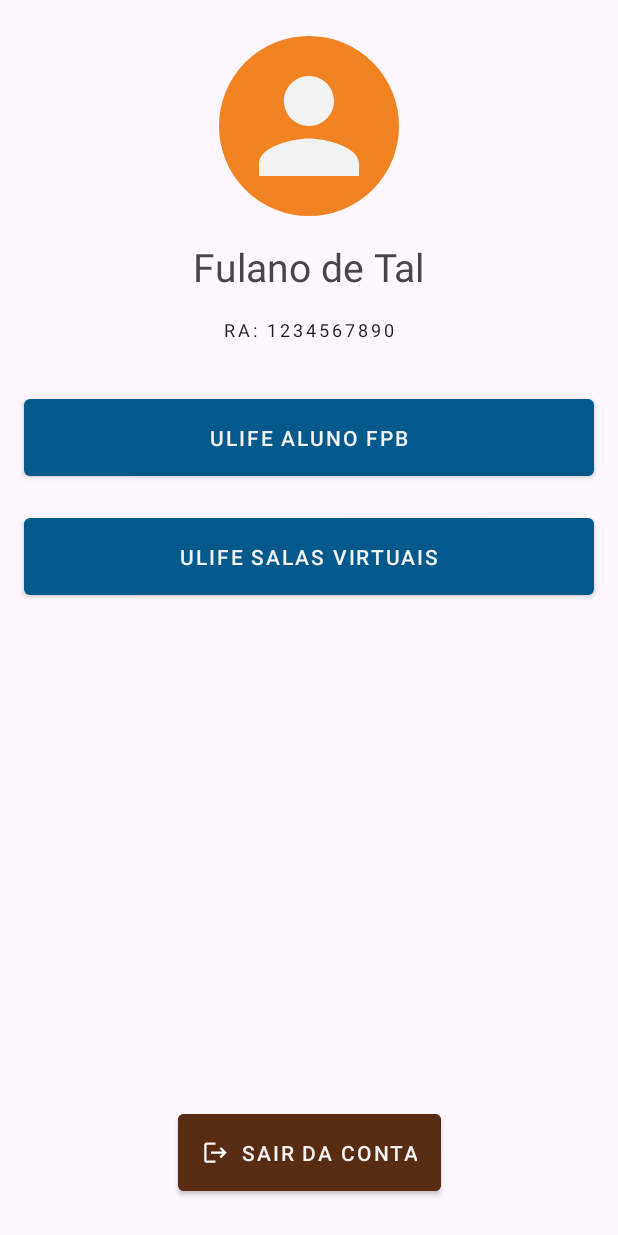
After one commit to jessicaraissapessoa/FPBmapsApp, an Android app: the PerfilActivity screen opened directly, with no data from a screen before it, on a phone screen of 412 x 824 dp. The commit adds this screen. Run offline under Robolectric (Android 15) with nearby library versions, the phone set to English and light mode, and no system bars.

Commit message:
Perfil Usuário

```diff
--- /dev/null
+++ b/app/src/main/java/br/com/jessicaraissapessoa/fpbmapsapp/ui/PerfilActivity.kt
@@ -0,0 +1,39 @@
+package br.com.jessicaraissapessoa.fpbmapsapp.ui
+
+import android.content.Intent
+import android.net.Uri
+import android.os.Bundle
+import androidx.appcompat.app.AppCompatActivity
+import br.com.jessicaraissapessoa.fpbmapsapp.databinding.ActivityPerfilBinding
+
+class PerfilActivity : AppCompatActivity() {
+
+    private val binding by lazy { ActivityPerfilBinding.inflate(layoutInflater) }
+
+    override fun onCreate(savedInstanceState: Bundle?) {
+        super.onCreate(savedInstanceState)
+        setContentView(binding.root)
+
+        setupListeners()
+    }
+
+    private fun setupListeners() {
+
+        binding.btnUlifeAluno.setOnClickListener {
+            acessarUlife("https://aluno.fpb.edu.br/SOL/aluno/index.php/index/seguranca/dev/instituicao/136")
+        }
+
+        binding.btnSalasVirtuais.setOnClickListener {
+            acessarUlife("https://www.ulife.com.br/Login.aspx?ReturnUrl=%2fStudentHome#pageIndex=1")
+        }
+
+        binding.btnLogout.setOnClickListener {
+            startActivity(Intent(this, MainActivity::class.java))
+        }
+    }
+
+    private fun acessarUlife(url : String) {
+        val intent = Intent(Intent.ACTION_VIEW, Uri.parse(url))
+        startActivity(intent)
+    }
+}
--- /dev/null
+++ b/app/src/main/res/drawable/ic_logout.xml
@@ -0,0 +1,5 @@
+<vector android:autoMirrored="true" android:height="24dp"
+    android:tint="#000000" android:viewportHeight="24"
+    android:viewportWidth="24" android:width="24dp" xmlns:android="http://schemas.android.com/apk/res/android">
+    <path android:fillColor="@android:color/white" android:pathData="M17,7l-1.41,1.41L18.17,11H8v2h10.17l-2.58,2.58L17,17l5,-5zM4,5h8V3H4c-1.1,0 -2,0.9 -2,2v14c0,1.1 0.9,2 2,2h8v-2H4V5z"/>
+</vector>
--- /dev/null
+++ b/app/src/main/res/drawable/shape_circulo.xml
@@ -0,0 +1,12 @@
+<?xml version="1.0" encoding="utf-8"?>
+<selector xmlns:android="http://schemas.android.com/apk/res/android">
+
+    <item>
+        <shape>
+            <solid android:color="@color/laranja"/>
+            <stroke android:width="1dp" android:color="@color/laranja" />
+            <corners android:radius="100dp" />
+            <padding android:bottom="10dp" android:left="10dp" android:right="10dp" android:top="10dp" />
+        </shape>
+    </item>
+</selector>
--- /dev/null
+++ b/app/src/main/res/layout/activity_perfil.xml
@@ -0,0 +1,94 @@
+<?xml version="1.0" encoding="utf-8"?>
+<androidx.constraintlayout.widget.ConstraintLayout xmlns:android="http://schemas.android.com/apk/res/android"
+    xmlns:app="http://schemas.android.com/apk/res-auto"
+    android:layout_width="match_parent"
+    android:layout_height="match_parent">
+
+    <FrameLayout
+        android:id="@+id/fl_shape_foto_perfil"
+        android:background="@drawable/shape_circulo"
+        android:layout_width="wrap_content"
+        android:layout_height="wrap_content"
+        app:layout_constraintTop_toTopOf="parent"
+        app:layout_constraintLeft_toLeftOf="parent"
+        app:layout_constraintRight_toRightOf="parent"
+        android:layout_margin="24dp">
+
+        <ImageView
+            android:id="@+id/foto_usuario"
+            android:layout_gravity="center"
+            android:layout_width="100dp"
+            android:layout_height="100dp"
+            android:src="@drawable/ic_perfil"
+            app:tint="@color/branco"
+            android:contentDescription="@string/foto_perfil" />
+
+    </FrameLayout>
+
+    <TextView
+        android:id="@+id/tv_nome_usuario"
+        android:layout_width="wrap_content"
+        android:layout_height="wrap_content"
+        android:text="@string/nome_usuario"
+        android:textSize="26sp"
+        android:maxLines="3"
+        style="@style/TextAppearance.Material3.HeadlineLarge"
+        android:paddingTop="16dp"
+        app:layout_constraintTop_toBottomOf="@id/fl_shape_foto_perfil"
+        app:layout_constraintLeft_toLeftOf="parent"
+        app:layout_constraintRight_toRightOf="parent"/>
+
+    <TextView
+        android:id="@+id/tv_ra"
+        style="@style/TextAppearance.MaterialComponents.Overline"
+        android:textSize="12sp"
+        android:layout_width="wrap_content"
+        android:layout_height="wrap_content"
+        android:padding="16dp"
+        android:text="@string/numero_ra"
+        app:layout_constraintLeft_toLeftOf="parent"
+        app:layout_constraintRight_toRightOf="parent"
+        app:layout_constraintTop_toBottomOf="@id/tv_nome_usuario" />
+
+    <com.google.android.material.button.MaterialButton
+        android:id="@+id/btn_ulife_aluno"
+        android:layout_width="match_parent"
+        android:layout_height="wrap_content"
+        style="@style/Widget.MaterialComponents.Button"
+        android:padding="16dp"
+        android:text="@string/acessar_ulife_aluno"
+        android:textColor="@color/branco"
+        android:layout_margin="16dp"
+        app:layout_constraintTop_toBottomOf="@id/tv_ra"
+        app:layout_constraintLeft_toLeftOf="parent"
+        app:layout_constraintRight_toRightOf="parent"/>
+
+    <com.google.android.material.button.MaterialButton
+        android:id="@+id/btn_salas_virtuais"
+        android:layout_width="match_parent"
+        android:layout_height="wrap_content"
+        style="@style/Widget.MaterialComponents.Button"
+        android:padding="16dp"
+        android:text="@string/acessar_ulife_salas_virtuais"
+        android:textColor="@color/branco"
+        android:layout_margin="16dp"
+        app:layout_constraintTop_toBottomOf="@id/btn_ulife_aluno"
+        app:layout_constraintLeft_toLeftOf="parent"
+        app:layout_constraintRight_toRightOf="parent"/>
+
+    <com.google.android.material.button.MaterialButton
+        android:id="@+id/btn_logout"
+        android:layout_width="wrap_content"
+        android:layout_height="wrap_content"
+        style="@style/Widget.MaterialComponents.Button"
+        android:padding="16dp"
+        android:layout_margin="24dp"
+        android:text="@string/sair_da_conta"
+        android:backgroundTint="@color/marrom"
+        android:textColor="@color/branco"
+        app:icon="@drawable/ic_logout"
+        app:layout_constraintBottom_toBottomOf="parent"
+        app:layout_constraintLeft_toLeftOf="parent"
+        app:layout_constraintRight_toRightOf="parent"/>
+
+</androidx.constraintlayout.widget.ConstraintLayout>
--- a/app/src/main/res/values-night/strings.xml
+++ b/app/src/main/res/values-night/strings.xml
@@ -24,4 +24,8 @@
     <string name="encontrar_salar">Encontrar sala</string>
     <string name="encontrar_professor">Encontrar professor</string>
     <string name="sair_da_conta">Sair da conta</string>
+    <string name="foto_perfil">Foto de perfil</string>
+    <string name="numero_ra">RA: 1234567890</string>
+    <string name="acessar_ulife_salas_virtuais">Ulife Salas Virtuais</string>
+    <string name="acessar_ulife_aluno">Ulife Aluno FPB</string>
 </resources>
--- a/app/src/main/res/values/strings.xml
+++ b/app/src/main/res/values/strings.xml
@@ -23,4 +23,8 @@
     <string name="encontrar_salar">Encontrar sala</string>
     <string name="encontrar_professor">Encontrar professor</string>
     <string name="sair_da_conta">Sair da conta</string>
+    <string name="foto_perfil">Foto de perfil</string>
+    <string name="numero_ra">RA: 1234567890</string>
+    <string name="acessar_ulife_salas_virtuais">Ulife Salas Virtuais</string>
+    <string name="acessar_ulife_aluno">Ulife Aluno FPB</string>
 </resources>
```
